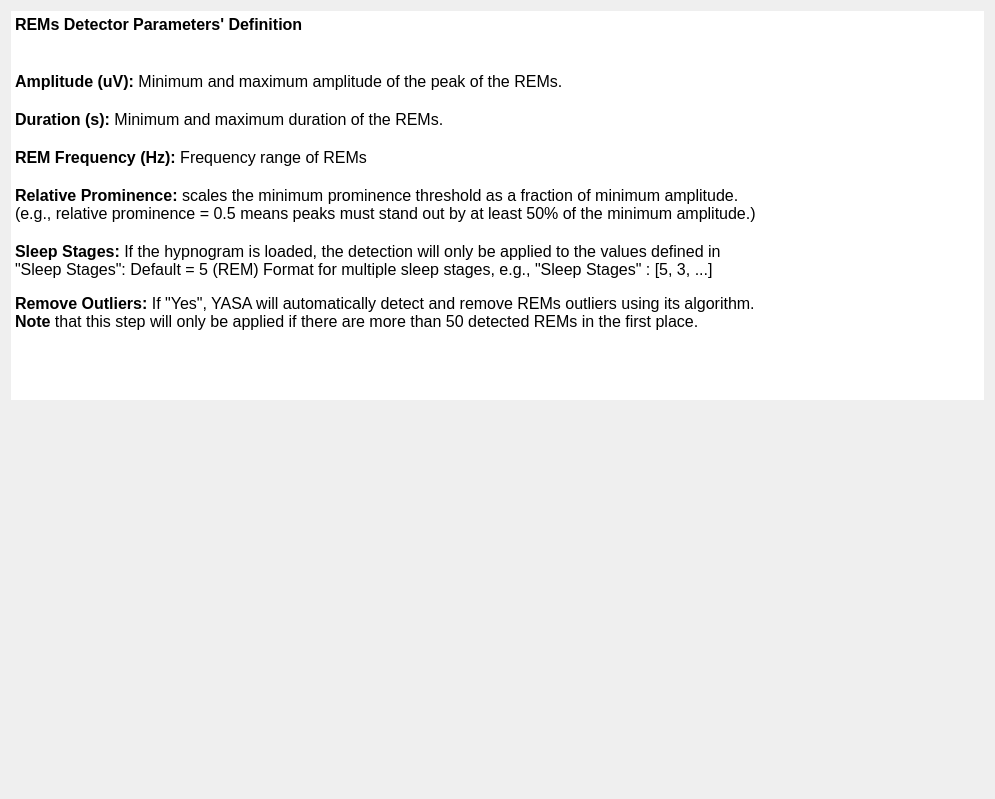
The window that tools/CEAMSTools/DetectREMsYASA/ParametersDescription/Ui_ParametersDescription.ui (SnoozToolbox/snooz-package-ceams) describes before a commit, drawn with Qt 5.
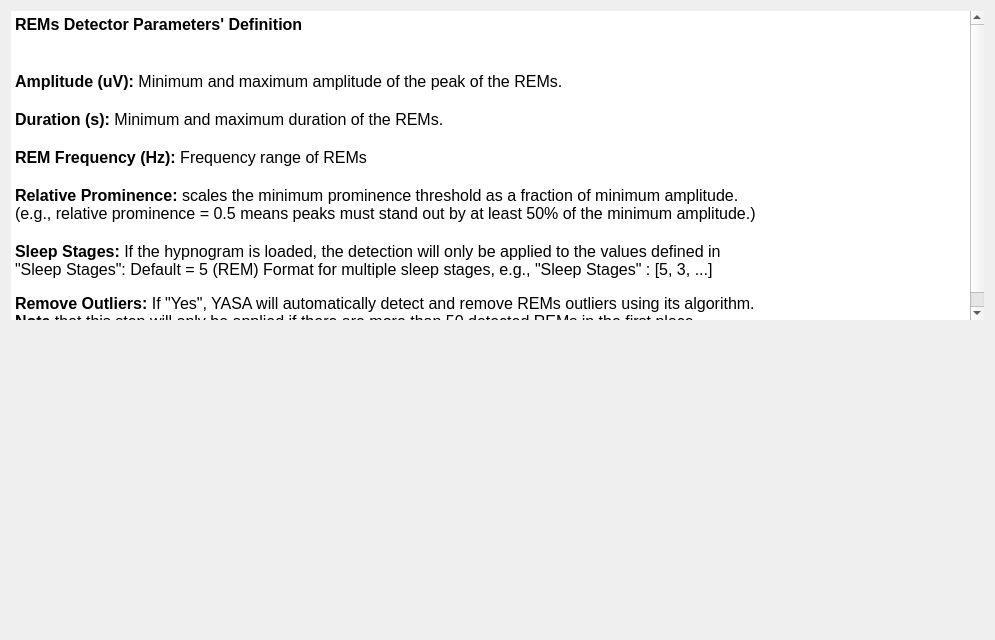
The same window after the commit.

The edit to the form file:
```diff
--- a/tools/CEAMSTools/DetectREMsYASA/ParametersDescription/Ui_ParametersDescription.ui
+++ b/tools/CEAMSTools/DetectREMsYASA/ParametersDescription/Ui_ParametersDescription.ui
@@ -7,7 +7,7 @@
     <x>0</x>
     <y>0</y>
     <width>995</width>
-    <height>799</height>
+                <height>640</height>
    </rect>
   </property>
   <property name="windowTitle">
```
